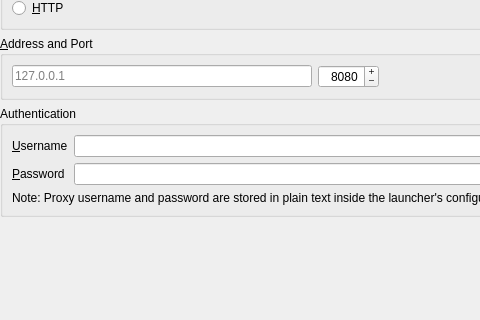
The window that launcher/ui/pages/global/ProxyPage.ui (FreesmTeam/FreesmLauncher) describes before a commit, drawn with Qt 5; both pictures show x 0 to 480 and y 129 to 449 of the 598 by 617 pixel window.
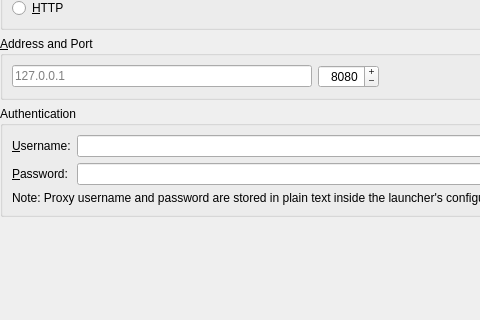
The same window after the commit.

```diff
--- a/launcher/ui/pages/global/ProxyPage.ui
+++ b/launcher/ui/pages/global/ProxyPage.ui
@@ -157,7 +157,7 @@
       <item row="0" column="0">
        <widget class="QLabel" name="proxyUsernameLabel">
         <property name="text">
-         <string>&amp;Username</string>
+         <string>&amp;Username:</string>
         </property>
         <property name="buddy">
          <cstring>proxyUserEdit</cstring>
@@ -170,7 +170,7 @@
       <item row="1" column="0">
        <widget class="QLabel" name="proxyPasswordLabel">
         <property name="text">
-         <string>&amp;Password</string>
+         <string>&amp;Password:</string>
         </property>
         <property name="buddy">
          <cstring>proxyPassEdit</cstring>
```
